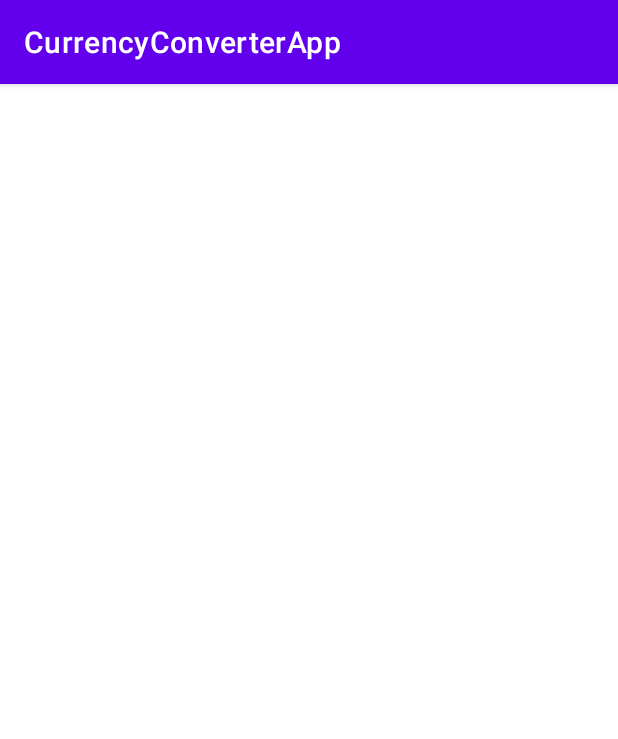
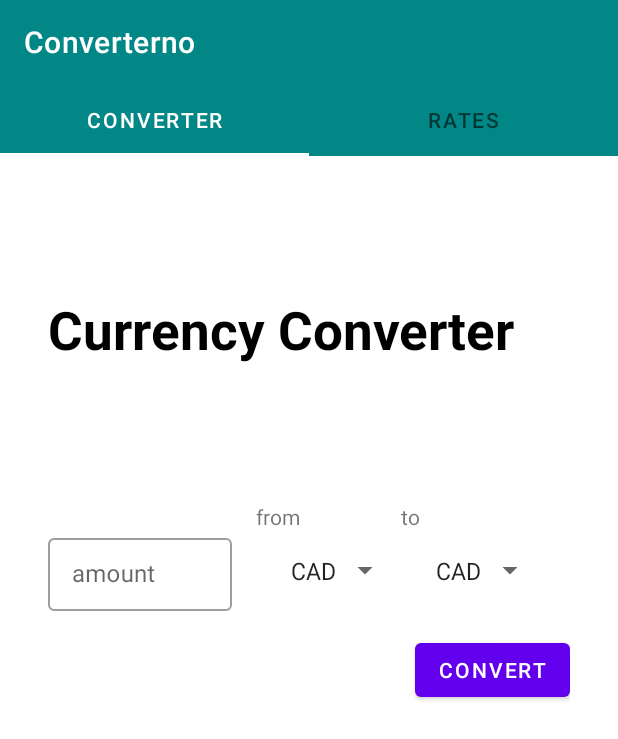
Before and after one commit to MustafaZakria/Currency-Converter, an Android app: the screen it shows after launch (MainActivity), on a phone screen of 412 x 824 dp. Shown: the top 739 px of the screen. Run offline under Robolectric (Android 15) with nearby library versions, the phone set to English and light mode, and no system bars; our stand-ins replace Dagger/Hilt's generated code, data binding.

Commit message:
setting up tabLayout

```diff
--- a/app/src/main/java/com/zeko/currencyconverterapp/MainActivity.kt
+++ b/app/src/main/java/com/zeko/currencyconverterapp/MainActivity.kt
@@ -8,17 +8,25 @@ import com.zeko.currencyconverterapp.databinding.ActivityMainBinding
 import com.zeko.currencyconverterapp.tablayout.MyPagerAdapter
 
 class MainActivity : AppCompatActivity() {
+
+    private lateinit var  binding : ActivityMainBinding
+
     override fun onCreate(savedInstanceState: Bundle?) {
         super.onCreate(savedInstanceState)
 
-        val binding : ActivityMainBinding = DataBindingUtil.setContentView(this, R.layout.activity_main)
+//        binding = DataBindingUtil.setContentView(this, R.layout.activity_main)
+        binding = ActivityMainBinding.inflate(layoutInflater)
+        setContentView(binding.root)
 
-        val fragmentAdapter = MyPagerAdapter(this)
-        binding.viewPager.adapter = fragmentAdapter
+        val viewPager = binding.viewPager
+        val tabLayout = binding.tbLayout
 
-        TabLayoutMediator(binding.tbLayout, binding.viewPager) { tab, pos ->
-//            binding.viewPager.setCurrentItem(tab.position, true)
-            tab.text = fragmentAdapter.getPageTitle(pos)
+        val adapter = MyPagerAdapter(supportFragmentManager, lifecycle)
+        viewPager.adapter = adapter
+
+        TabLayoutMediator(tabLayout, viewPager) { tab, pos ->
+            binding.viewPager.setCurrentItem(tab.position, true)
+            tab.text = adapter.getPageTitle(pos)
         }.attach()
     }
 }
--- a/app/src/main/java/com/zeko/currencyconverterapp/fragments/ConverterFragment.kt
+++ b/app/src/main/java/com/zeko/currencyconverterapp/fragments/ConverterFragment.kt
@@ -5,15 +5,20 @@ import androidx.fragment.app.Fragment
 import android.view.LayoutInflater
 import android.view.View
 import android.view.ViewGroup
+import androidx.databinding.DataBindingUtil
 import com.zeko.currencyconverterapp.R
+import com.zeko.currencyconverterapp.databinding.FragmentConverterBinding
 
 class ConverterFragment : Fragment() {
+
+    lateinit var binding : FragmentConverterBinding
 
     override fun onCreateView(
         inflater: LayoutInflater, container: ViewGroup?,
         savedInstanceState: Bundle?
     ): View? {
-        // Inflate the layout for this fragment
-        return inflater.inflate(R.layout.fragment_converter, container, false)
+        binding = DataBindingUtil.inflate(layoutInflater, R.layout.fragment_converter, container, false)
+
+        return binding.root
     }
 }
--- a/app/src/main/java/com/zeko/currencyconverterapp/tablayout/MyPagerAdapter.kt
+++ b/app/src/main/java/com/zeko/currencyconverterapp/tablayout/MyPagerAdapter.kt
@@ -1,24 +1,25 @@
 package com.zeko.currencyconverterapp.tablayout
 
 import androidx.fragment.app.Fragment
-import androidx.fragment.app.FragmentActivity
 import androidx.fragment.app.FragmentManager
-import androidx.fragment.app.FragmentPagerAdapter
+import androidx.lifecycle.Lifecycle
 import androidx.viewpager2.adapter.FragmentStateAdapter
 import com.zeko.currencyconverterapp.fragments.ConverterFragment
 import com.zeko.currencyconverterapp.fragments.RatesFragment
+import com.zeko.currencyconverterapp.util.Constants.CONVERTER
+import com.zeko.currencyconverterapp.util.Constants.NUM_TABS
+import com.zeko.currencyconverterapp.util.Constants.RATES
 
-class MyPagerAdapter (fa: FragmentActivity) : FragmentStateAdapter(fa) {
+class MyPagerAdapter(fragmentManager: FragmentManager, lifecycle: Lifecycle) :
+    FragmentStateAdapter(fragmentManager, lifecycle) {
+
+    private val tabsName = arrayOf(CONVERTER, RATES)
 
     fun getPageTitle(position: Int): CharSequence {
-        return when (position) {
-            0 -> "converter"
-            else -> "rates"
-
-        }
+        return tabsName[position]
     }
 
-    override fun getItemCount(): Int = 2
+    override fun getItemCount(): Int = NUM_TABS
 
     override fun createFragment(position: Int): Fragment {
         return when (position) {
@@ -26,7 +27,7 @@ class MyPagerAdapter (fa: FragmentActivity) : FragmentStateAdapter(fa) {
                 ConverterFragment()
             }
             else -> {
-                return RatesFragment()
+                RatesFragment()
             }
         }
     }
--- a/app/src/main/res/values/strings.xml
+++ b/app/src/main/res/values/strings.xml
@@ -1,5 +1,11 @@
 <resources>
     <string name="app_name">CurrencyConverterApp</string>
+    <string name="app_title">Converterno</string>
+    <string name="currency_converter">Currency Converter</string>
+    <string name="from">from</string>
+    <string name="to">to</string>
+    <string name="amount">amount</string>
+    <string name="convert">Convert</string>
     <string-array name="currency_codes">
         <item>CAD</item>
         <item>EUR</item>
--- a/app/src/main/res/values/themes.xml
+++ b/app/src/main/res/values/themes.xml
@@ -1,6 +1,6 @@
 <resources xmlns:tools="http://schemas.android.com/tools">
     <!-- Base application theme. -->
-    <style name="Theme.CurrencyConverterApp" parent="Theme.MaterialComponents.DayNight.DarkActionBar">
+    <style name="Theme.CurrencyConverterApp" parent="Theme.MaterialComponents.DayNight.NoActionBar">
         <!-- Primary brand color. -->
         <item name="colorPrimary">@color/purple_500</item>
         <item name="colorPrimaryVariant">@color/purple_700</item>
```
Also changed, not shown: app/src/main/java/com/zeko/currencyconverterapp/fragments/RatesFragment.kt (+7 -2 lines), app/src/main/java/com/zeko/currencyconverterapp/util/Constants.kt (added, +9 -0 lines).
